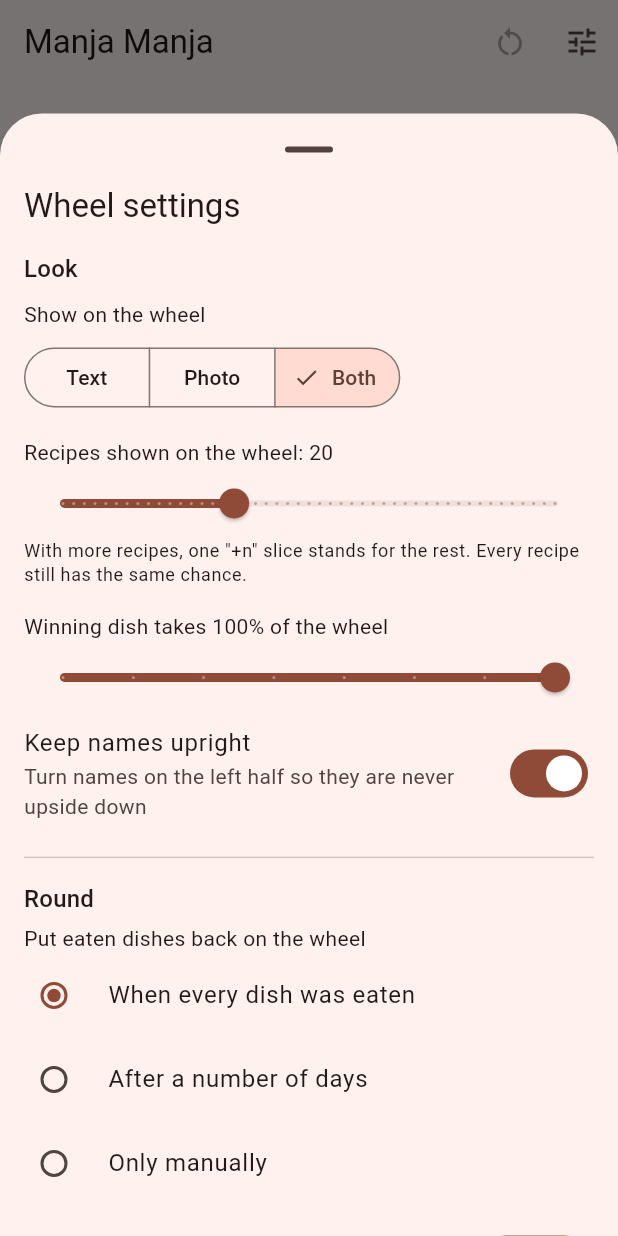
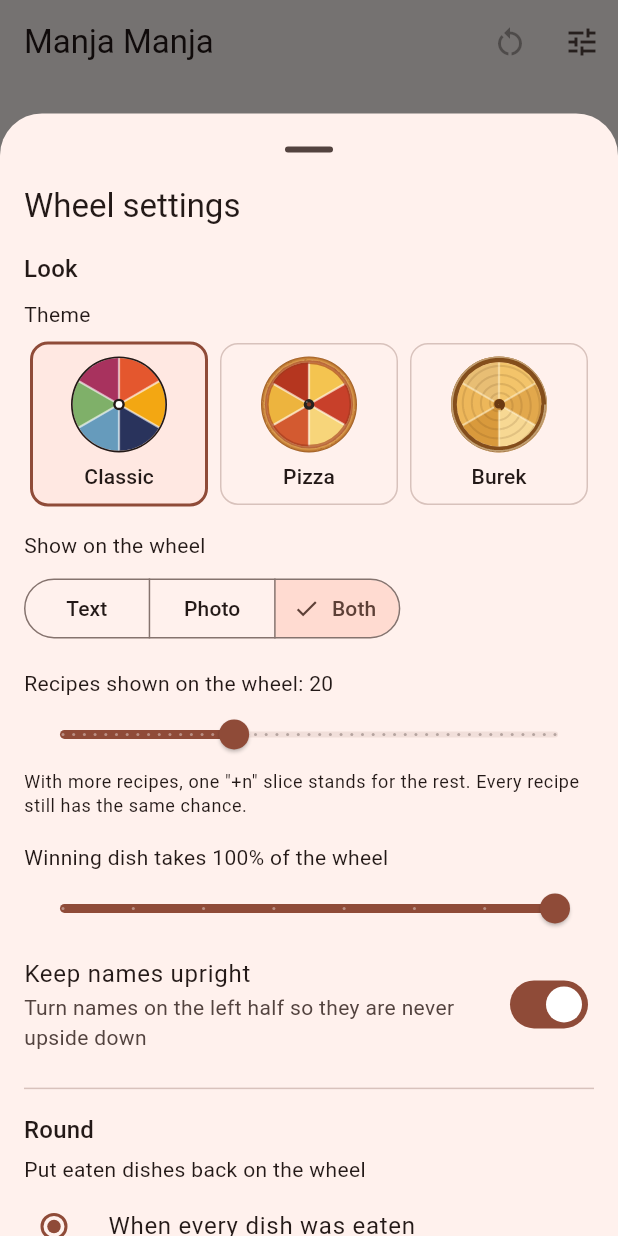
Before and after one commit to Zemo1337/manja, a Flutter app: the screen it shows after launch, after a tap on the "tune" icon, on a phone screen of 412 x 824 dp. Run offline on Flutter 3.47's test engine with Material 3 defaults, Android fonts, the phone set to English and light mode, and no system bars; our stand-ins replace drift, drift_flutter, image_picker; accounts and stored records are empty; generated files the repository leaves out were written again.

Commit message:
Add wheel themes: Classic, Pizza and Burek
- Themes supply slice palette, label colours, rim, hub, pointer and
  divider colours, all drawn in code (no image assets)
- Pizza: toasted crust rim with browned spots, sauce and cheese slices,
  an olive as hub
- Burek: coiled pastry rim, golden flaky slices with a faint spiral and
  a rolled-up centre
- The rim and hub rotate with the wheel
- Theme picker with live mini wheel previews in the wheel settings

Co-Authored-By: Claude Opus 5.5 <noreply@anthropic.com>

```diff
--- a/lib/domain/wheel_service.dart
+++ b/lib/domain/wheel_service.dart
@@ -22,12 +22,23 @@ enum WheelContent {
   final String label;
 }
 
+enum WheelThemeKind {
+  classic('Classic'),
+  pizza('Pizza'),
+  burek('Burek');
+
+  const WheelThemeKind(this.label);
+
+  final String label;
+}
+
 class WheelAppearance {
   const WheelAppearance({
     this.content = WheelContent.both,
     this.maxSlices = 20,
     this.winnerPercent = 100,
     this.flipText = true,
+    this.theme = WheelThemeKind.classic,
   });
 
   static const minSlices = 4;
@@ -38,13 +49,21 @@ class WheelAppearance {
   final int maxSlices;
   final int winnerPercent;
   final bool flipText;
+  final WheelThemeKind theme;
 
-  WheelAppearance copyWith({WheelContent? content, int? maxSlices, int? winnerPercent, bool? flipText}) =>
+  WheelAppearance copyWith({
+    WheelContent? content,
+    int? maxSlices,
+    int? winnerPercent,
+    bool? flipText,
+    WheelThemeKind? theme,
+  }) =>
       WheelAppearance(
         content: content ?? this.content,
         maxSlices: maxSlices ?? this.maxSlices,
         winnerPercent: winnerPercent ?? this.winnerPercent,
         flipText: flipText ?? this.flipText,
+        theme: theme ?? this.theme,
       );
 }
 
@@ -78,6 +97,7 @@ class WheelService {
   static const _keyMaxSlices = 'wheel.maxSlices';
   static const _keyWinnerPercent = 'wheel.winnerPercent';
   static const _keyFlipText = 'wheel.flipText';
+  static const _keyTheme = 'wheel.theme';
 
   final AppDatabase db;
   final Random _random;
@@ -108,6 +128,7 @@ class WheelService {
       maxSlices: maxSlices.clamp(WheelAppearance.minSlices, WheelAppearance.maxSlicesLimit),
       winnerPercent: winner.clamp(WheelAppearance.minWinnerPercent, 100),
       flipText: (await db.getSetting(_keyFlipText) ?? '${d.flipText}') == 'true',
+      theme: WheelThemeKind.values.asNameMap()[await db.getSetting(_keyTheme)] ?? d.theme,
     );
   }
 
@@ -116,6 +137,7 @@ class WheelService {
     await db.setSetting(_keyMaxSlices, '${a.maxSlices}');
     await db.setSetting(_keyWinnerPercent, '${a.winnerPercent}');
     await db.setSetting(_keyFlipText, '${a.flipText}');
+    await db.setSetting(_keyTheme, a.theme.name);
   }
 
   Future<void> resetCycle([DateTime? at]) =>
--- a/lib/ui/wheel/wheel_painter.dart
+++ b/lib/ui/wheel/wheel_painter.dart
@@ -5,22 +5,7 @@ import 'package:flutter/material.dart';
 
 import '../../domain/wheel_layout.dart';
 import '../../domain/wheel_service.dart';
-
-const wheelPalette = [
-  Color(0xFFE4572E),
-  Color(0xFFF3A712),
-  Color(0xFF29335C),
-  Color(0xFF669BBC),
-  Color(0xFF7FB069),
-  Color(0xFFA8325E),
-];
-
-Color sliceColor(int index, int count) {
-  final last = count > 1 && index == count - 1 && index % wheelPalette.length == 0;
-  return wheelPalette[last ? 1 : index % wheelPalette.length];
-}
-
-const overflowSliceColor = Color(0xFF4A3F3B);
+import 'wheel_themes.dart';
 
 class WheelSliceData {
   const WheelSliceData({required this.label, this.image, this.isOverflow = false});
@@ -35,7 +20,7 @@ class WheelPainter extends CustomPainter {
     required this.slices,
     required this.sweeps,
     required this.rotation,
-    required this.rimColor,
+    required this.theme,
     this.content = WheelContent.text,
     this.flipText = true,
     this.labelStyle = const TextStyle(),
@@ -45,7 +30,7 @@ class WheelPainter extends CustomPainter {
   final List<WheelSliceData> slices;
   final List<double> sweeps;
   final double rotation;
-  final Color rimColor;
+  final WheelTheme theme;
   final WheelContent content;
   final bool flipText;
   final TextStyle labelStyle;
@@ -57,7 +42,8 @@ class WheelPainter extends CustomPainter {
 
   @override
   void paint(Canvas canvas, Size size) {
-    final radius = min(size.width, size.height) / 2;
+    final outer = min(size.width, size.height) / 2;
+    final radius = outer * (1 - theme.rimFraction);
     final center = size.center(Offset.zero);
     final count = slices.length;
     final starts = <double>[];
@@ -66,7 +52,9 @@ class WheelPainter extends CustomPainter {
       starts.add(angle);
       angle += sweep;
     }
-    final colors = [for (var i = 0; i < count; i++) slices[i].isOverflow ? overflowSliceColor : sliceColor(i, count)];
+    final colors = [
+      for (var i = 0; i < count; i++) slices[i].isOverflow ? theme.overflow : theme.sliceColor(i, count),
+    ];
     final visible = [for (var i = 0; i < count; i++) if (sweeps[i] > _minSweep) i];
 
     canvas.save();
@@ -74,14 +62,18 @@ class WheelPainter extends CustomPainter {
     canvas.rotate(rotation);
 
     for (final i in visible) {
-      final wedge = _wedge(radius, starts[i], sweeps[i]);
-      canvas.drawPath(wedge, Paint()..color = colors[i]);
+      canvas.drawPath(_wedge(radius, starts[i], sweeps[i]), Paint()..color = colors[i]);
+    }
+    theme.paintSurface(canvas, radius);
+    for (final i in visible) {
       final image = _imageFor(i);
-      if (image != null) _paintPhoto(canvas, wedge, image, radius, starts[i] + sweeps[i] / 2, sweeps[i]);
+      if (image != null) {
+        _paintPhoto(canvas, _wedge(radius, starts[i], sweeps[i]), image, radius, starts[i] + sweeps[i] / 2, sweeps[i]);
+      }
     }
     if (visible.length > 1) {
       final divider = Paint()
-        ..color = Colors.white.withValues(alpha: 0.6)
+        ..color = theme.divider
         ..strokeWidth = 1.5;
       for (final i in visible) {
         canvas.drawLine(Offset.zero, Offset(cos(starts[i]), sin(starts[i])) * radius, divider);
@@ -108,18 +100,9 @@ class WheelPainter extends CustomPainter {
         _paintWideLabel(canvas, radius, mid, sweeps[i], slices[i].label, colors[i], onPhoto: image != null);
       }
     }
+    theme.paintRim(canvas, outer, radius);
+    theme.paintHub(canvas, outer);
     canvas.restore();
-
-    canvas.drawCircle(
-      center,
-      radius,
-      Paint()
-        ..color = rimColor
-        ..style = PaintingStyle.stroke
-        ..strokeWidth = 6,
-    );
-    canvas.drawCircle(center, radius * 0.12, Paint()..color = rimColor);
-    canvas.drawCircle(center, radius * 0.07, Paint()..color = Colors.white);
   }
 
   ui.Image? _imageFor(int i) => content == WheelContent.text ? null : slices[i].image;
@@ -161,7 +144,7 @@ class WheelPainter extends CustomPainter {
       text: TextSpan(
         text: text,
         style: labelStyle.copyWith(
-          color: onPhoto || bg.computeLuminance() <= 0.45 ? Colors.white : Colors.black87,
+          color: onPhoto ? Colors.white : theme.labelColor(bg),
           fontSize: labelFontSize(sweep: sweep, radius: radius),
           fontWeight: FontWeight.w600,
           shadows: onPhoto ? _photoShadows : null,
@@ -193,7 +176,7 @@ class WheelPainter extends CustomPainter {
       text: TextSpan(
         text: text,
         style: labelStyle.copyWith(
-          color: onPhoto || bg.computeLuminance() <= 0.45 ? Colors.white : Colors.black87,
+          color: onPhoto ? Colors.white : theme.labelColor(bg),
           fontSize: (radius * 0.13).clamp(14.0, 30.0),
           fontWeight: FontWeight.w700,
           shadows: onPhoto ? _photoShadows : null,
--- a/lib/ui/wheel/wheel_screen.dart
+++ b/lib/ui/wheel/wheel_screen.dart
@@ -12,6 +12,7 @@ import '../recipes/recipe_photo.dart';
 import 'wheel_image_cache.dart';
 import 'wheel_painter.dart';
 import 'wheel_settings_sheet.dart';
+import 'wheel_themes.dart';
 
 class WheelScreen extends StatefulWidget {
   const WheelScreen({super.key});
@@ -206,6 +207,7 @@ class _WheelScreenState extends State<WheelScreen> with TickerProviderStateMixin
 
   Widget _body(BuildContext context, WheelState state) {
     final theme = Theme.of(context);
+    final wheelTheme = WheelTheme.of(state.appearance.theme, theme.colorScheme);
     if (state.total == 0) {
       return const _EmptyMessage(
         icon: Icons.menu_book_outlined,
@@ -250,7 +252,7 @@ class _WheelScreenState extends State<WheelScreen> with TickerProviderStateMixin
                                 slices: _sliceData(),
                                 sweeps: frame.sweeps,
                                 rotation: frame.rotation,
-                                rimColor: theme.colorScheme.onSurface,
+                                theme: wheelTheme,
                                 content: state.appearance.content,
                                 flipText: state.appearance.flipText,
                                 labelStyle: theme.textTheme.labelLarge ?? const TextStyle(),
@@ -260,7 +262,7 @@ class _WheelScreenState extends State<WheelScreen> with TickerProviderStateMixin
                           },
                         ),
                       ),
-                      CustomPaint(size: const Size(28, 34), painter: WheelPointerPainter(theme.colorScheme.onSurface)),
+                      CustomPaint(size: const Size(28, 34), painter: WheelPointerPainter(wheelTheme.pointer)),
                     ],
                   ),
                 ),
--- a/lib/ui/wheel/wheel_settings_sheet.dart
+++ b/lib/ui/wheel/wheel_settings_sheet.dart
@@ -1,7 +1,10 @@
 import 'package:flutter/material.dart';
 
 import '../../app_scope.dart';
+import '../../domain/wheel_layout.dart';
 import '../../domain/wheel_service.dart';
+import 'wheel_painter.dart';
+import 'wheel_themes.dart';
 
 Future<void> showWheelSettings(BuildContext context, WheelSettings settings, WheelAppearance appearance) {
   return showModalBottomSheet<void>(
@@ -50,6 +53,21 @@ class _WheelSettingsSheetState extends State<_WheelSettingsSheet> {
               const SizedBox(height: 16),
               Text('Look', style: theme.textTheme.titleMedium),
               const SizedBox(height: 8),
+              Text('Theme', style: theme.textTheme.bodyMedium),
+              const SizedBox(height: 8),
+              Row(
+                children: [
+                  for (final kind in WheelThemeKind.values)
+                    Expanded(
+                      child: _ThemeOption(
+                        kind: kind,
+                        selected: _look.theme == kind,
+                        onTap: () => setState(() => _look = _look.copyWith(theme: kind)),
+                      ),
+                    ),
+                ],
+              ),
+              const SizedBox(height: 16),
               Text('Show on the wheel', style: theme.textTheme.bodyMedium),
               const SizedBox(height: 8),
               SegmentedButton<WheelContent>(
@@ -129,3 +147,55 @@ class _WheelSettingsSheetState extends State<_WheelSettingsSheet> {
     );
   }
 }
+
+class _ThemeOption extends StatelessWidget {
+  const _ThemeOption({required this.kind, required this.selected, required this.onTap});
+
+  final WheelThemeKind kind;
+  final bool selected;
+  final VoidCallback onTap;
+
+  static const _sample = [
+    WheelSliceData(label: ''),
+    WheelSliceData(label: ''),
+    WheelSliceData(label: ''),
+    WheelSliceData(label: ''),
+    WheelSliceData(label: ''),
+    WheelSliceData(label: ''),
+  ];
+
+  @override
+  Widget build(BuildContext context) {
+    final scheme = Theme.of(context).colorScheme;
+    return Padding(
+      padding: const EdgeInsets.symmetric(horizontal: 4),
+      child: InkWell(
+        onTap: onTap,
+        borderRadius: BorderRadius.circular(12),
+        child: Ink(
+          padding: const EdgeInsets.all(8),
+          decoration: BoxDecoration(
+            borderRadius: BorderRadius.circular(12),
+            border: Border.all(color: selected ? scheme.primary : scheme.outlineVariant, width: selected ? 2 : 1),
+            color: selected ? scheme.primaryContainer.withValues(alpha: 0.4) : null,
+          ),
+          child: Column(
+            children: [
+              CustomPaint(
+                size: const Size.square(64),
+                painter: WheelPainter(
+                  slices: _sample,
+                  sweeps: sliceSweeps(_sample.length),
+                  rotation: 0,
+                  theme: WheelTheme.of(kind, scheme),
+                ),
+              ),
+              const SizedBox(height: 6),
+              Text(kind.label, style: Theme.of(context).textTheme.labelLarge),
+            ],
+          ),
+        ),
+      ),
+    );
+  }
+}
--- /dev/null
+++ b/lib/ui/wheel/wheel_themes.dart
@@ -0,0 +1,258 @@
+import 'dart:math';
+
+import 'package:flutter/material.dart';
+
+import '../../domain/wheel_service.dart';
+
+abstract class WheelTheme {
+  const WheelTheme();
+
+  factory WheelTheme.of(WheelThemeKind kind, ColorScheme scheme) => switch (kind) {
+        WheelThemeKind.classic => ClassicWheelTheme(scheme.onSurface),
+        WheelThemeKind.pizza => const PizzaWheelTheme(),
+        WheelThemeKind.burek => const BurekWheelTheme(),
+      };
+
+  List<Color> get palette;
+  double get rimFraction;
+  Color get divider;
+  Color get pointer;
+  Color get overflow;
+
+  Color labelColor(Color slice) => slice.computeLuminance() > 0.45 ? Colors.black87 : Colors.white;
+
+  Color sliceColor(int index, int count) {
+    final last = count > 1 && index == count - 1 && index % palette.length == 0;
+    return palette[last ? 1 : index % palette.length];
+  }
+
+  void paintRim(Canvas canvas, double outer, double inner);
+
+  void paintHub(Canvas canvas, double outer);
+
+  void paintSurface(Canvas canvas, double inner) {}
+
+  static Path ring(double outer, double inner) => Path()
+    ..fillType = PathFillType.evenOdd
+    ..addOval(Rect.fromCircle(center: Offset.zero, radius: outer))
+    ..addOval(Rect.fromCircle(center: Offset.zero, radius: inner));
+
+  static Path spiral(double from, double to, double turns, {double phase = 0}) {
+    final path = Path();
+    final total = turns * 2 * pi;
+    const step = 0.04;
+    for (var t = 0.0; t <= total; t += step) {
+      final r = from + (to - from) * t / total;
+      final p = Offset(cos(t + phase), sin(t + phase)) * r;
+      t == 0 ? path.moveTo(p.dx, p.dy) : path.lineTo(p.dx, p.dy);
+    }
+    return path;
+  }
+}
+
+class ClassicWheelTheme extends WheelTheme {
+  const ClassicWheelTheme(this.ink);
+
+  final Color ink;
+
+  @override
+  List<Color> get palette => const [
+        Color(0xFFE4572E),
+        Color(0xFFF3A712),
+        Color(0xFF29335C),
+        Color(0xFF669BBC),
+        Color(0xFF7FB069),
+        Color(0xFFA8325E),
+      ];
+
+  @override
+  double get rimFraction => 0.035;
+
+  @override
+  Color get divider => Colors.white.withValues(alpha: 0.6);
+
+  @override
+  Color get pointer => ink;
+
+  @override
+  Color get overflow => const Color(0xFF4A3F3B);
+
+  @override
+  void paintRim(Canvas canvas, double outer, double inner) =>
+      canvas.drawPath(WheelTheme.ring(outer, inner), Paint()..color = ink);
+
+  @override
+  void paintHub(Canvas canvas, double outer) {
+    canvas.drawCircle(Offset.zero, outer * 0.12, Paint()..color = ink);
+    canvas.drawCircle(Offset.zero, outer * 0.07, Paint()..color = Colors.white);
+  }
+}
+
+class PizzaWheelTheme extends WheelTheme {
+  const PizzaWheelTheme();
+
+  static const _crustLight = Color(0xFFEDC27A);
+  static const _crust = Color(0xFFD08B3E);
+  static const _crustDark = Color(0xFF9C5A22);
+
+  @override
+  List<Color> get palette => const [
+        Color(0xFFF4C450),
+        Color(0xFFC8402A),
+        Color(0xFFF7D57A),
+        Color(0xFFD35A30),
+        Color(0xFFEDB43E),
+        Color(0xFFB5361F),
+      ];
+
+  @override
+  double get rimFraction => 0.12;
+
+  @override
+  Color labelColor(Color slice) => slice.computeLuminance() > 0.3 ? const Color(0xFF3B1E0A) : Colors.white;
+
+  @override
+  Color get divider => const Color(0xB3FFF4DC);
+
+  @override
+  Color get pointer => const Color(0xFF4E2A12);
+
+  @override
+  Color get overflow => const Color(0xFF5B3A1E);
+
+  @override
+  void paintRim(Canvas canvas, double outer, double inner) {
+    final ring = WheelTheme.ring(outer, inner);
+    final edge = inner / outer;
+    canvas.drawPath(
+      ring,
+      Paint()
+        ..shader = RadialGradient(
+          colors: const [_crustLight, _crust, _crustDark],
+          stops: [edge, edge + (1 - edge) * 0.55, 1],
+        ).createShader(Rect.fromCircle(center: Offset.zero, radius: outer)),
+    );
+    canvas.save();
+    canvas.clipPath(ring);
+    final random = Random(42);
+    final width = outer - inner;
+    final toast = Paint()..color = const Color(0x557A3E12);
+    final bubble = Paint()..color = const Color(0x40FFF3D6);
+    for (var i = 0; i < 70; i++) {
+      final a = random.nextDouble() * 2 * pi;
+      final r = inner + width * (0.2 + random.nextDouble() * 0.7);
+      final size = width * (0.08 + random.nextDouble() * 0.16);
+      canvas.save();
+      canvas.translate(cos(a) * r, sin(a) * r);
+      canvas.rotate(a);
+      canvas.drawOval(Rect.fromCenter(center: Offset.zero, width: size * 0.7, height: size * 1.6), i.isEven ? toast : bubble);
+      canvas.restore();
+    }
+    canvas.restore();
+    canvas.drawCircle(
+      Offset.zero,
+      inner,
+      Paint()
+        ..color = const Color(0x99A0391C)
+        ..style = PaintingStyle.stroke
+        ..strokeWidth = 2.5,
+    );
+  }
+
+  @override
+  void paintHub(Canvas canvas, double outer) {
+    canvas.drawCircle(Offset.zero, outer * 0.11, Paint()..color = const Color(0xFF26231F));
+    canvas.drawCircle(Offset.zero, outer * 0.045, Paint()..color = const Color(0xFF8A3B22));
+    canvas.drawCircle(Offset(-outer * 0.045, -outer * 0.05), outer * 0.018, Paint()..color = const Color(0x66FFFFFF));
+  }
+}
+
+class BurekWheelTheme extends WheelTheme {
+  const BurekWheelTheme();
+
+  static const _ink = Color(0xFF6B3A12);
+
+  @override
+  List<Color> get palette => const [
+        Color(0xFFF3C46A),
+        Color(0xFFE2A84C),
+        Color(0xFFF7D893),
+        Color(0xFFD99A3C),
+        Color(0xFFEDB75A),
+        Color(0xFFE8BE74),
+      ];
+
+  @override
+  double get rimFraction => 0.12;
+
+  @override
+  Color labelColor(Color slice) => slice == overflow ? Colors.white : const Color(0xFF3B2108);
+
+  @override
+  Color get divider => const Color(0x80FFF3D0);
+
+  @override
+  Color get pointer => const Color(0xFF5A3010);
+
+  @override
+  Color get overflow => const Color(0xFF7A4A1C);
+
+  @override
+  void paintRim(Canvas canvas, double outer, double inner) {
+    final ring = WheelTheme.ring(outer, inner);
+    canvas.drawPath(
+      ring,
+      Paint()
+        ..shader = const RadialGradient(colors: [Color(0xFFEDB75A), Color(0xFFB9772C)])
+            .createShader(Rect.fromCircle(center: Offset.zero, radius: outer)),
+    );
+    canvas.save();
+    canvas.clipPath(ring);
+    final coil = WheelTheme.spiral(inner, outer, 3);
+    canvas.drawPath(
+      coil,
+      Paint()
+        ..color = const Color(0xB36B3A12)
+        ..style = PaintingStyle.stroke
+        ..strokeWidth = 2,
+    );
+    canvas.drawPath(
+      WheelTheme.spiral(inner + 2.5, outer + 2.5, 3),
+      Paint()
+        ..color = const Color(0x80FFF0C8)
+        ..style = PaintingStyle.stroke
+        ..strokeWidth = 1.2,
+    );
+    canvas.restore();
+  }
+
+  @override
+  void paintSurface(Canvas canvas, double inner) {
+    canvas.drawPath(
+      WheelTheme.spiral(inner * 0.14, inner, 4, phase: pi / 3),
+      Paint()
+        ..color = const Color(0x245A3410)
+        ..style = PaintingStyle.stroke
+        ..strokeWidth = 1.4,
+    );
+  }
+
+  @override
+  void paintHub(Canvas canvas, double outer) {
+    final r = outer * 0.12;
+    canvas.drawCircle(
+      Offset.zero,
+      r,
+      Paint()
+        ..shader = const RadialGradient(colors: [Color(0xFFF2C46D), Color(0xFFC98A34)])
+            .createShader(Rect.fromCircle(center: Offset.zero, radius: r)),
+    );
+    canvas.drawPath(
+      WheelTheme.spiral(0, r * 0.9, 2.2),
+      Paint()
+        ..color = _ink
+        ..style = PaintingStyle.stroke
+        ..strokeWidth = 1.6,
+    );
+  }
+}
```
Also changed, not shown: 1 other file.
